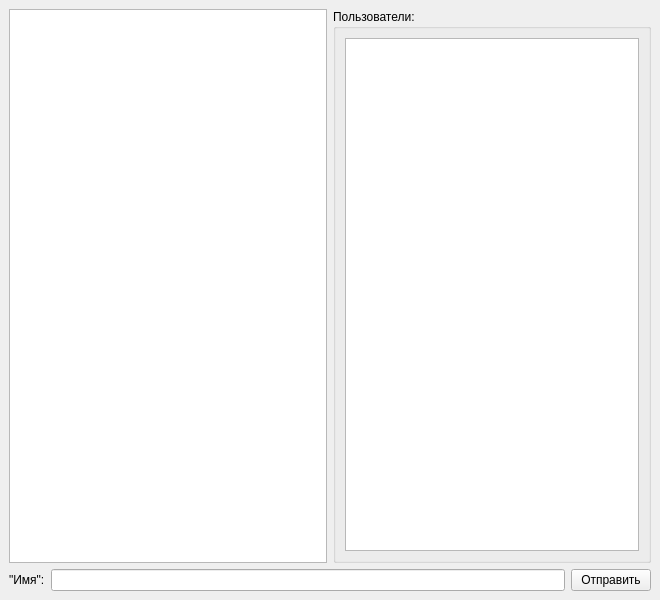
Before: the Qt Designer form Client/uiChat.ui in Stinger1000/Vt118Chat_2-, drawn with Qt 5.
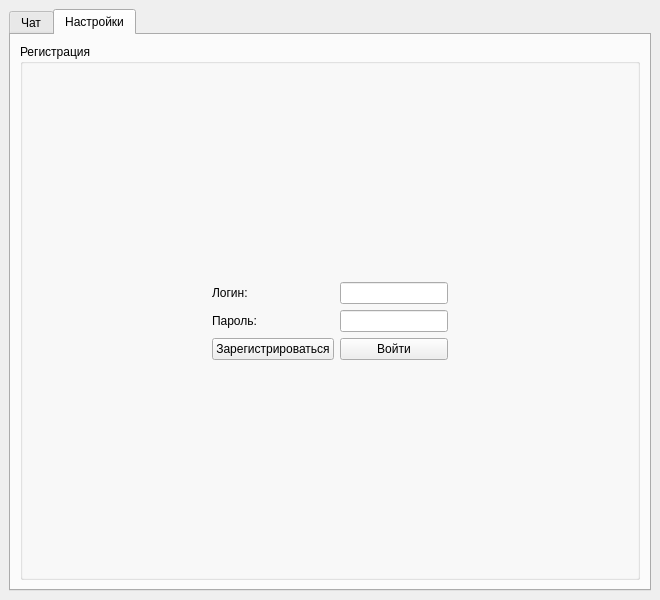
After: the same form once the commit is applied. The open tabs and pages were chosen to show the change.

Commit message: Add: Client status server, send registration message

```diff
--- a/Client/uiChat.ui
+++ b/Client/uiChat.ui
@@ -15,9 +15,43 @@
   </property>
   <widget class="QWidget" name="centralwidget">
    <layout class="QGridLayout" name="gridLayout_2">
+    <item row="1" column="1">
+     <widget class="QTabWidget" name="tabWidget">
+      <property name="currentIndex">
+       <number>0</number>
+      </property>
+      <widget class="QWidget" name="tab">
+       <attribute name="title">
+        <string>Чат</string>
+       </attribute>
+       <layout class="QGridLayout" name="gridLayout_5">
+        <item row="9" column="0">
+         <layout class="QGridLayout" name="gridLayout_3">
+          <item row="0" column="0">
+           <widget class="QLabel" name="lblName">
+            <property name="text">
+             <string>&quot;Имя&quot;:</string>
+            </property>
+           </widget>
+          </item>
+          <item row="0" column="2">
+           <widget class="QPushButton" name="btnSendText">
+            <property name="text">
+             <string>Отправить</string>
+            </property>
+           </widget>
+          </item>
     <item row="0" column="1">
+           <widget class="QLineEdit" name="lneUserText"/>
+          </item>
+         </layout>
+        </item>
+        <item row="8" column="0">
      <layout class="QGridLayout" name="gridLayout">
-      <item row="0" column="1">
+          <item row="0" column="2">
+           <widget class="QListWidget" name="lstMes"/>
+          </item>
+          <item row="0" column="3">
        <widget class="QGroupBox" name="grbUsers">
         <property name="enabled">
          <bool>true</bool>
@@ -32,31 +66,128 @@
         </layout>
        </widget>
       </item>
+         </layout>
+        </item>
       <item row="0" column="0">
-       <widget class="QListWidget" name="lstMes"/>
-      </item>
-     </layout>
-    </item>
+         <widget class="QLabel" name="lblStatus">
+          <property name="text">
+           <string>Offline</string>
+          </property>
+         </widget>
+        </item>
+       </layout>
+      </widget>
+      <widget class="QWidget" name="tab_2">
+       <attribute name="title">
+        <string>Настройки</string>
+       </attribute>
+       <layout class="QGridLayout" name="gridLayout_7">
+        <item row="0" column="0">
+         <layout class="QGridLayout" name="gridLayout_6">
+          <item row="0" column="0">
+           <widget class="QGroupBox" name="groupBox">
+            <property name="title">
+             <string>Регистрация</string>
+            </property>
+            <layout class="QGridLayout" name="gridLayout_10">
+             <item row="0" column="1">
+              <spacer name="verticalSpacer_2">
+               <property name="orientation">
+                <enum>Qt::Vertical</enum>
+               </property>
+               <property name="sizeHint" stdset="0">
+                <size>
+                 <width>20</width>
+                 <height>204</height>
+                </size>
+               </property>
+              </spacer>
+             </item>
+             <item row="1" column="0">
+              <spacer name="horizontalSpacer">
+               <property name="orientation">
+                <enum>Qt::Horizontal</enum>
+               </property>
+               <property name="sizeHint" stdset="0">
+                <size>
+                 <width>162</width>
+                 <height>20</height>
+                </size>
+               </property>
+              </spacer>
+             </item>
     <item row="1" column="1">
-     <layout class="QGridLayout" name="gridLayout_3">
+              <layout class="QGridLayout" name="gridLayout_8">
       <item row="0" column="0">
-       <widget class="QLabel" name="lblName">
+                <widget class="QLabel" name="label">
         <property name="text">
-         <string>&quot;Имя&quot;:</string>
+                  <string>Логин:</string>
         </property>
        </widget>
       </item>
+               <item row="1" column="1">
+                <widget class="QLineEdit" name="lnePass"/>
+               </item>
+               <item row="1" column="0">
+                <widget class="QLabel" name="label_2">
+                 <property name="text">
+                  <string>Пароль:</string>
+                 </property>
+                </widget>
+               </item>
       <item row="0" column="1">
-       <widget class="QLineEdit" name="lneUserText"/>
-      </item>
-      <item row="0" column="2">
-       <widget class="QPushButton" name="btnSendText">
+                <widget class="QLineEdit" name="lneLogin"/>
+               </item>
+               <item row="2" column="0">
+                <widget class="QPushButton" name="btnRegistration">
         <property name="text">
-         <string>Отправить</string>
+                  <string>Зарегистрироваться</string>
         </property>
        </widget>
       </item>
-     </layout>
+               <item row="2" column="1">
+                <widget class="QPushButton" name="btnInAc">
+                 <property name="text">
+                  <string>Войти</string>
+                 </property>
+                </widget>
+               </item>
+              </layout>
+             </item>
+             <item row="1" column="2">
+              <spacer name="horizontalSpacer_2">
+               <property name="orientation">
+                <enum>Qt::Horizontal</enum>
+               </property>
+               <property name="sizeHint" stdset="0">
+                <size>
+                 <width>162</width>
+                 <height>20</height>
+                </size>
+               </property>
+              </spacer>
+             </item>
+             <item row="2" column="1">
+              <spacer name="verticalSpacer">
+               <property name="orientation">
+                <enum>Qt::Vertical</enum>
+               </property>
+               <property name="sizeHint" stdset="0">
+                <size>
+                 <width>20</width>
+                 <height>204</height>
+                </size>
+               </property>
+              </spacer>
+             </item>
+            </layout>
+           </widget>
+          </item>
+         </layout>
+        </item>
+       </layout>
+      </widget>
+     </widget>
     </item>
    </layout>
   </widget>
```
Lines whose indentation alone changed are shown as unchanged. The commit also changes 9 other files.
